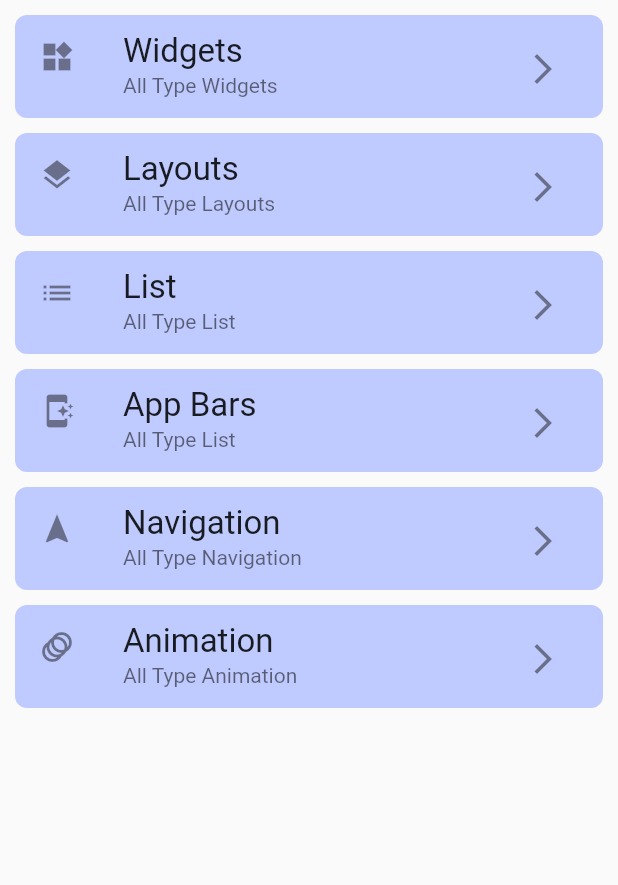
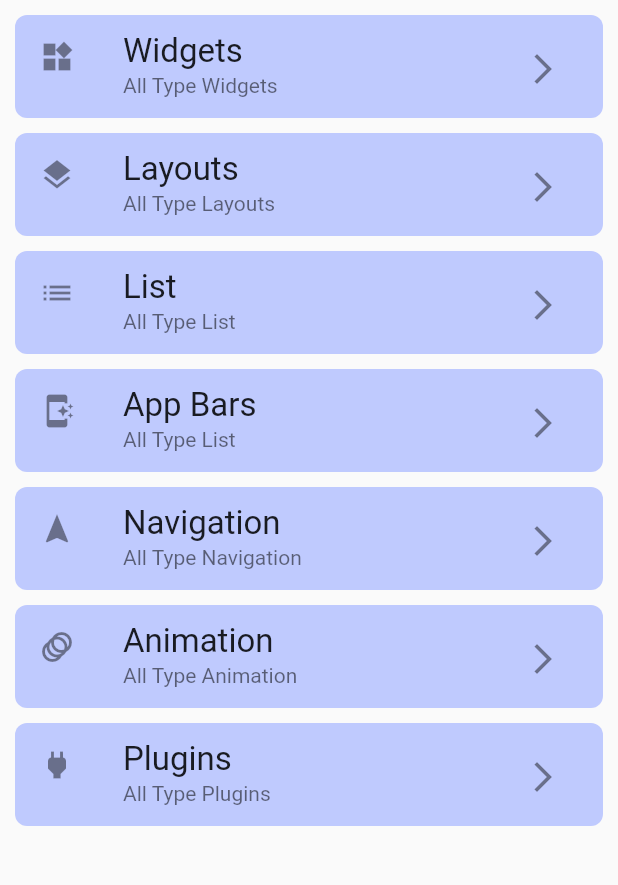
Before and after one commit to moynull15-14141/FlutterTestWdgt_App, a Flutter app: the screen it shows after launch, on a phone screen of 412 x 824 dp, the part 84-969 px from its top. Run offline on Flutter 3.47's test engine with Material 2 defaults, Android fonts, the phone set to English and light mode, and no system bars; our stand-ins replace google_fonts; Roboto replaces fonts that are missing (Tillana).

Commit message:
This is new update

```diff
--- a/lib/HomePage.dart
+++ b/lib/HomePage.dart
@@ -3,6 +3,7 @@ import 'package:google_fonts/google_fonts.dart';
 import 'package:tst1/AppBar/AppBarList.dart';
 import 'package:tst1/Lists/List_list.dart';
 import 'package:tst1/Laouts/layoutsLandpage.dart';
+import 'package:tst1/plugins/pluginsList.dart';
 
 import 'Animation/animationList.dart';
 import 'Navigation/navigations.dart';
@@ -195,6 +196,30 @@ class _HomePageState extends State<HomePage> {
                       icon: Icon(Icons.arrow_forward_ios)),
                 ),
               ),
+              SizedBox(
+                height: 10,
+              ),
+              Container(
+                decoration: BoxDecoration(
+                    borderRadius: BorderRadius.circular(8),
+                    color: Color.fromARGB(199, 175, 188, 255)),
+                height: MediaQuery.of(context).size.height / 12,
+                width: MediaQuery.of(context).size.width / 1.0,
+                child: ListTile(
+                  leading: Icon(Icons.power),
+                  title: Text(
+                    'Plugins',
+                    style: TextStyle(fontSize: 22, fontWeight: FontWeight.w400),
+                  ),
+                  subtitle: Text("All Type Plugins"),
+                  trailing: IconButton(
+                      onPressed: () {
+                        Navigator.push(context,
+                            MaterialPageRoute(builder: (context) => plugins()));
+                      },
+                      icon: Icon(Icons.arrow_forward_ios)),
+                ),
+              ),
             ],
           ),
         ),
```
Also changed, not shown: lib/Animation/Hero.dart (+13 -3 lines), lib/plugins/pluginsList.dart (added, +40 -0 lines).
